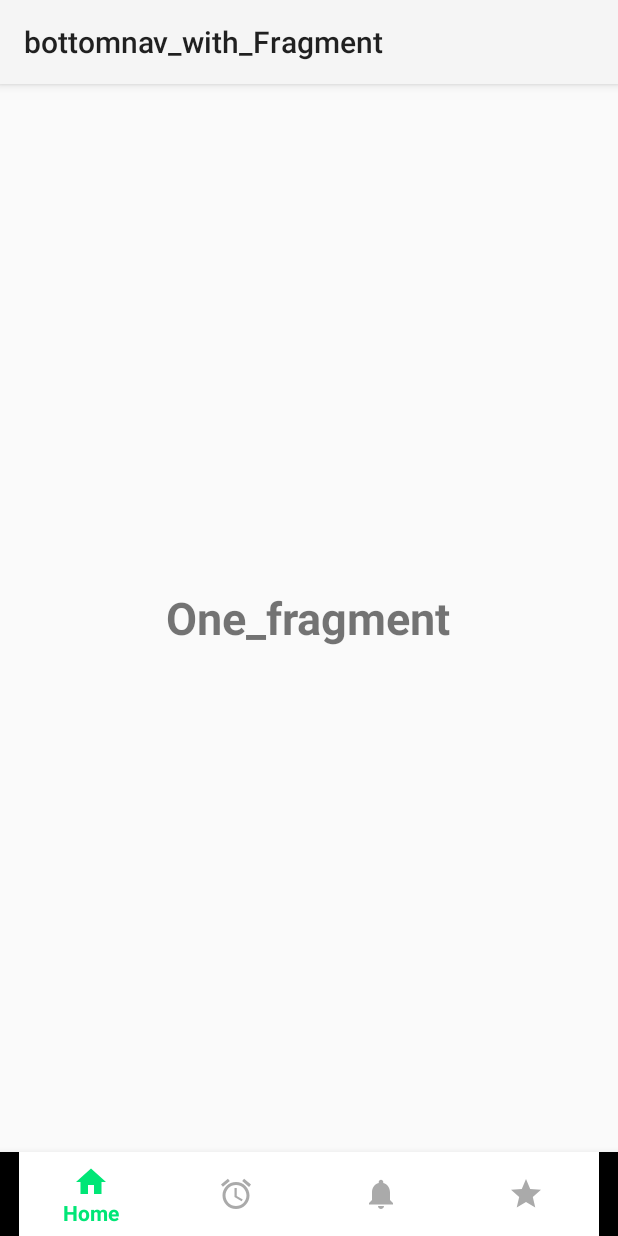
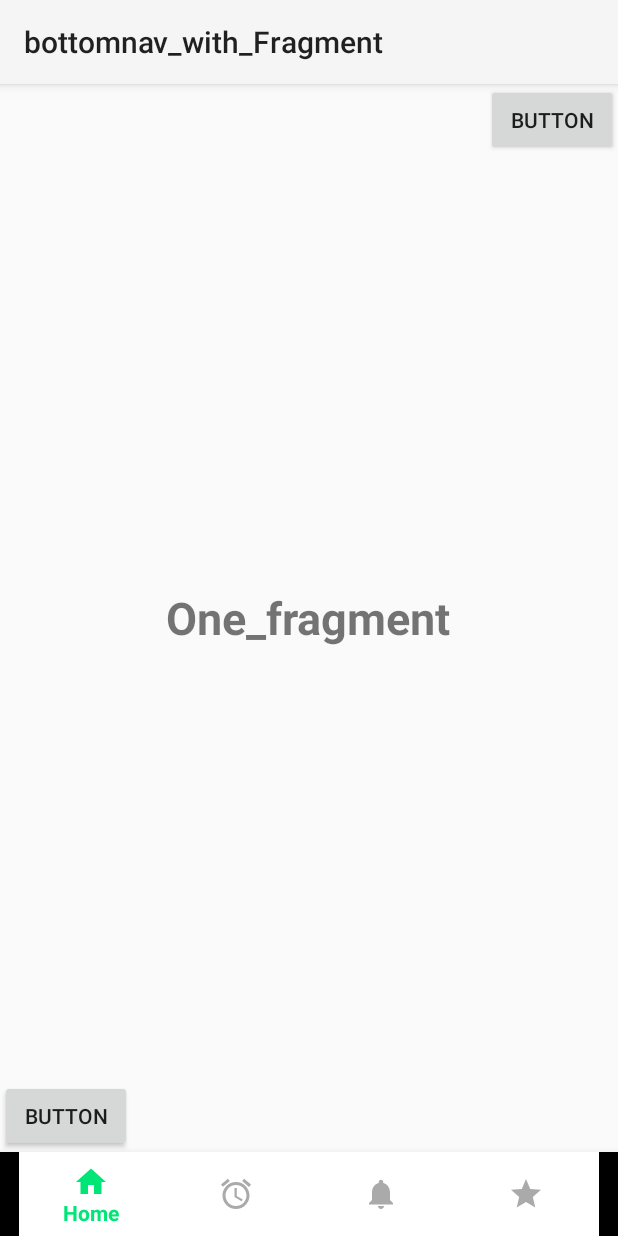
Before and after one commit to keeplone/bottomnav_with_Fragment, an Android app: the screen it shows after launch (MainActivity), on a phone screen of 412 x 824 dp. Run offline under Robolectric (Android 15) with nearby library versions, the phone set to English and light mode, and no system bars.

Commit message:
test Branch

```diff
--- a/app/src/main/res/layout/activity_main.xml
+++ b/app/src/main/res/layout/activity_main.xml
@@ -28,4 +28,6 @@
 
 
 
+
+
 </RelativeLayout>
--- a/app/src/main/res/layout/fragment_one.xml
+++ b/app/src/main/res/layout/fragment_one.xml
@@ -13,4 +13,18 @@
         android:textSize="30sp"
         android:layout_gravity="center"/>
 
+    <Button
+        android:id="@+id/button"
+        android:layout_width="wrap_content"
+        android:layout_height="wrap_content"
+        android:text="Button"
+        android:layout_gravity="bottom"/>
+
+    <Button
+        android:id="@+id/button2"
+        android:layout_width="wrap_content"
+        android:layout_height="wrap_content"
+        android:text="Button"
+        android:layout_gravity="end"/>
+
 </FrameLayout>
```
